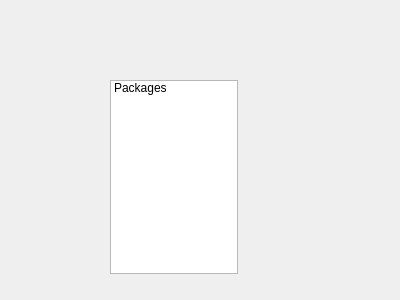
Before: the Qt Designer form src/ConfigDialog.ui in silkedit/silkedit, drawn with Qt 5.
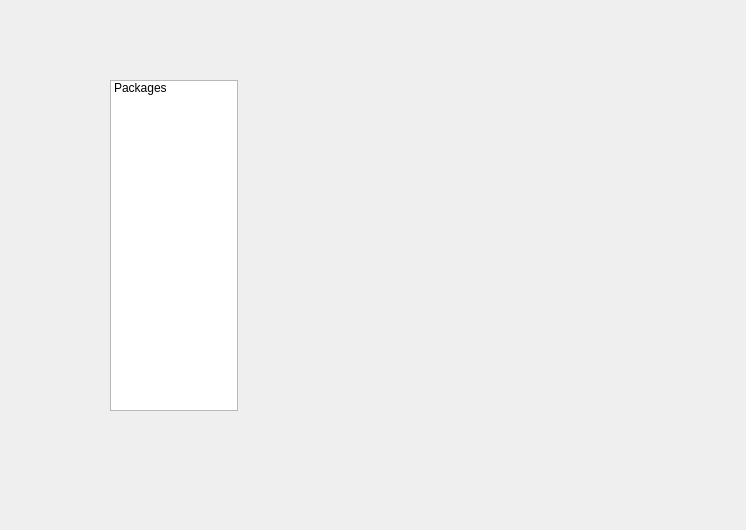
After: the same form once the commit is applied. Custom widgets are drawn as their Qt base class.

Commit message: Apply style to reload button

The edit to the form file:
```diff
--- a/src/ConfigDialog.ui
+++ b/src/ConfigDialog.ui
@@ -6,8 +6,8 @@
    <rect>
     <x>0</x>
     <y>0</y>
-    <width>400</width>
-    <height>300</height>
+    <width>746</width>
+    <height>530</height>
    </rect>
   </property>
   <property name="windowTitle">
@@ -18,8 +18,8 @@
     <rect>
      <x>110</x>
      <y>80</y>
-     <width>156</width>
-     <height>194</height>
+     <width>591</width>
+     <height>331</height>
     </rect>
    </property>
    <layout class="QHBoxLayout" name="rootHLayout">
```
The commit also changes 5 other files.
